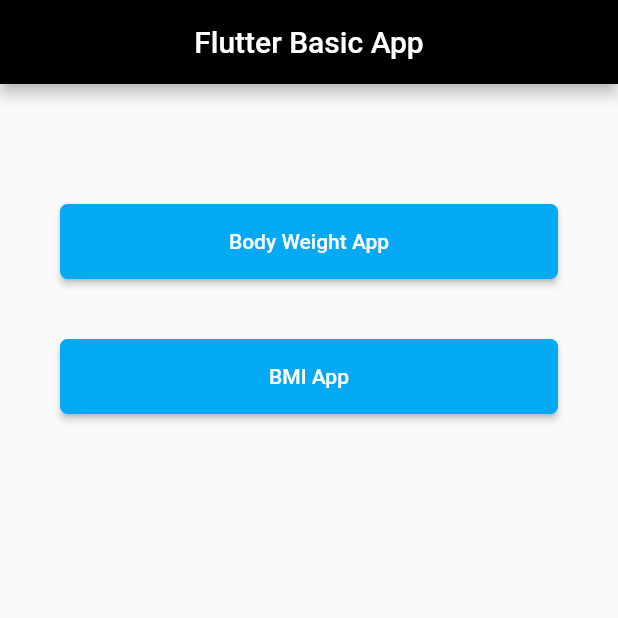
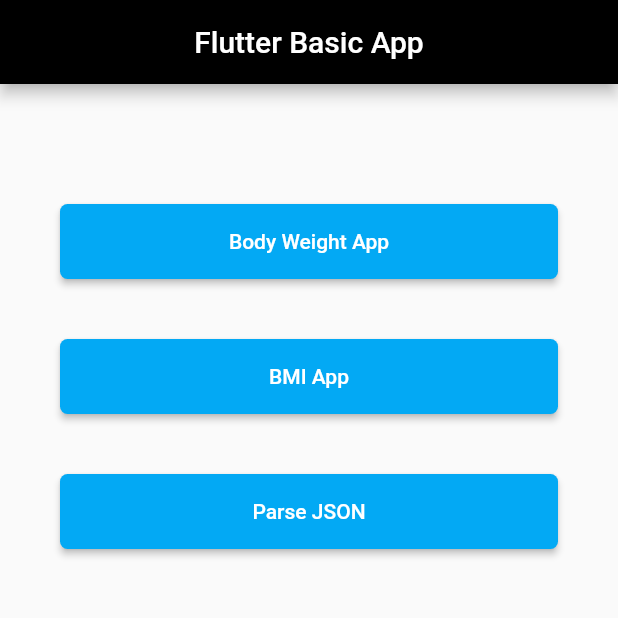
Before and after one commit to kunledarams2/Teach_Yourself_Coding, a Flutter app: the screen it shows after launch, on a phone screen of 412 x 824 dp, the top half of it. Run offline on Flutter 3.47's test engine with Material 2 defaults, Android fonts, the phone set to English and light mode, and no system bars; our stand-ins replace fluttertoast.

Commit message:
**Day Three  ***Parse JSON***

```diff
--- a/lib/ui/homeScreen.dart
+++ b/lib/ui/homeScreen.dart
@@ -1,3 +1,4 @@
+import 'package:appstutorials/ui/parseJSON.dart';
 import 'package:flutter/cupertino.dart';
 import 'package:flutter/material.dart';
 
@@ -48,6 +49,21 @@ class _HomeScreenState extends State<HomeScreen> {
                 RoundedRectangleBorder(borderRadius: BorderRadius.circular(5)),
               ),
             ),
+        Container(
+          width: 350,
+          height: 50,
+          margin: EdgeInsets.only(top: 40, left: 40, right: 40),
+          child: RaisedButton(
+
+            onPressed: () {
+              Navigator.push(context,
+                  MaterialPageRoute(builder: (context) => ParseJson()));
+            },
+            shape: RoundedRectangleBorder(borderRadius: BorderRadius.circular(5)),
+            color: Colors.lightBlue,
+            child: Text("Parse JSON", style: TextStyle(color: Colors.white),),
+          ),
+        )
       ],
         ));
   }
--- /dev/null
+++ b/lib/utili/Urls.dart
@@ -0,0 +1,5 @@
+
+class Urls{
+
+  static final countriesUrl = "http://161.35.87.69:9000/tremendoc/api/countries";
+}
--- a/pubspec.yaml
+++ b/pubspec.yaml
@@ -24,6 +24,7 @@ dependencies:
   # Use with the CupertinoIcons class for iOS style icons.
   cupertino_icons: ^0.1.2
   fluttertoast: ^4.0.1
+  http: ^0.12.1
 
 dev_dependencies:
   flutter_test:
```
Also changed, not shown: lib/ui/parseJSON.dart (added, +71 -0 lines), lib/utili/StringCall.dart (added, +48 -0 lines), pubspec.lock, 1 other file. Lines whose indentation alone changed are shown as unchanged.
